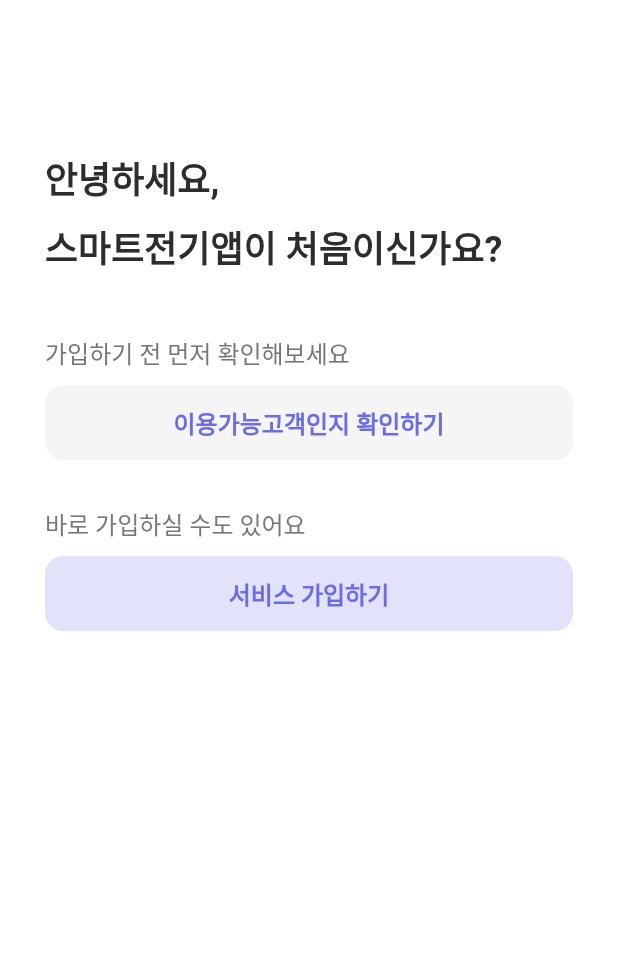
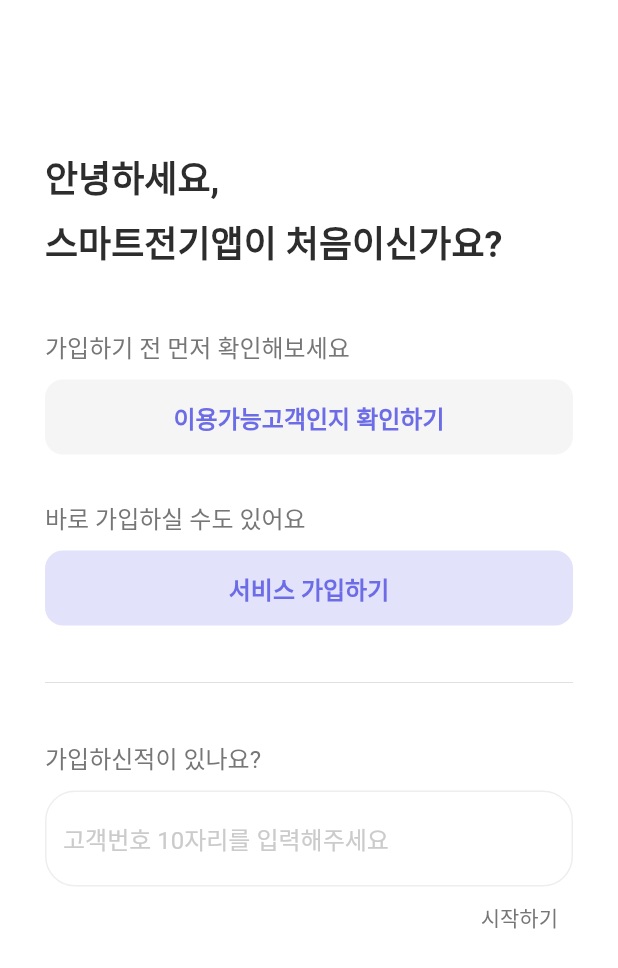
Before and after one commit to dodo849/SmartEletricAppFrontEnd, a Flutter app: the FirstAccess screen opened by its route, on a phone screen of 412 x 824 dp. Shown: the top 968 px of the screen. Run offline on Flutter 3.47's test engine with Material 2 defaults, Android fonts, the light colour scheme and no system bars; our stand-ins replace fl_chart, flutter_svg, get, lottie, shared_preferences; accounts and stored records are empty; Roboto replaces fonts that are missing (Pretendard).

Commit message:
[Feat] 이미 가입한 고객 번호 입력칸 생성
- FirstAccess 페이지에서 키보드 안나오는 이슈 발생

```diff
--- a/smart_electric_application/lib/src/presentation/view/atoms/UnderlineTextInput.dart
+++ b/smart_electric_application/lib/src/presentation/view/atoms/CustomTextInput.dart
@@ -1,13 +1,16 @@
 import 'package:flutter/material.dart';
 import 'package:get/get.dart';
 
+enum TextInputStyle { underline, bordered }
+
 /// label과 placeholder를 설정할 수  있는 컴포넌트
-class UnderlineTextInput extends StatelessWidget {
-  const UnderlineTextInput({
+class CustomTextInput extends StatelessWidget {
+  const CustomTextInput({
     Key? key,
     this.labelText,
     this.placeholder,
-    this.focusLineColor,
+    this.textInputStyle,
+    this.focusColor,
     this.textInputType,
     this.maxLength,
     this.isFocus,
@@ -17,7 +20,8 @@ class UnderlineTextInput extends StatelessWidget {
   // 부모 컴포넌트에게 값을 받을 클래스 변수 정의
   final String? labelText;
   final String? placeholder;
-  final Color? focusLineColor;
+  final TextInputStyle? textInputStyle;
+  final Color? focusColor;
   final TextInputType? textInputType;
   final int? maxLength;
   final bool? isFocus;
@@ -46,18 +50,41 @@ class UnderlineTextInput extends StatelessWidget {
   Widget getTextFieldIsPlaceholder(String? placeholder, BuildContext context,
       TextEditingController controller) {
     // 아웃라인 스타일 정의 (focus & enabled)
-    var focusBorderStyle = UnderlineInputBorder(
+    var focusBorderStyle;
+    var enabledBorderStyle;
+
+    switch (textInputStyle) {
+      case TextInputStyle.bordered:
+        focusBorderStyle = OutlineInputBorder(
           borderSide: BorderSide(
-          color: focusLineColor ?? context.theme.colorScheme.primary,
+              color: focusColor ?? context.theme.colorScheme.primary,
+              width: 1,
+              style: BorderStyle.solid),
+          borderRadius: BorderRadius.circular(20.0),
+        );
+        enabledBorderStyle = OutlineInputBorder(
+          borderSide: BorderSide(
+              color: context.theme.colorScheme.outline,
+              width: 1,
+              style: BorderStyle.solid),
+          borderRadius: BorderRadius.circular(20.0),
+        );
+        break;
+      case TextInputStyle.underline:
+        focusBorderStyle = UnderlineInputBorder(
+          borderSide: BorderSide(
+              color: focusColor ?? context.theme.colorScheme.primary,
               width: 2,
               style: BorderStyle.solid),
         );
-    var enabledBorderStyle = UnderlineInputBorder(
+        enabledBorderStyle = UnderlineInputBorder(
           borderSide: BorderSide(
               color: context.theme.colorScheme.outline,
               width: 2,
               style: BorderStyle.solid),
         );
+        break;
+    }
 
     // 입력 시 텍스트 스타일 정의
     var textStyle = TextStyle(color: context.theme.colorScheme.onBackground);
--- a/smart_electric_application/lib/src/presentation/view/page/first_access/EnterCustomerInfo.dart
+++ b/smart_electric_application/lib/src/presentation/view/page/first_access/EnterCustomerInfo.dart
@@ -22,12 +22,6 @@ class EnterCustomerInfo extends StatelessWidget {
       const EnterCustomerNumber(),
       const EnterCustomerName(),
     ];
-
-    // 본문 텍스트 스타일 정의
-    var bodyTextStyle = TextStyle(
-        color: context.theme.colorScheme.onSurfaceVariant,
-        fontSize: 16,
-        fontWeight: FontWeight.normal);
 
     // 테마 스타일
     var textTheme = context.theme.textTheme;
--- a/smart_electric_application/lib/src/presentation/view/page/first_access/FirstAccess.dart
+++ b/smart_electric_application/lib/src/presentation/view/page/first_access/FirstAccess.dart
@@ -1,7 +1,10 @@
 import 'package:flutter/material.dart';
 import 'package:flutter_svg/svg.dart';
 import 'package:get/get.dart';
+import 'package:smart_electric_application/src/presentation/view/atoms/CustomTextInput.dart';
 import 'package:smart_electric_application/src/presentation/view/atoms/RoundedButton.dart';
+import 'package:smart_electric_application/src/presentation/view/page/Home.dart';
+import 'package:smart_electric_application/src/presentation/view/page/RootScaffold.dart';
 import 'package:smart_electric_application/src/presentation/view/page/first_access/EnterCustomerInfo.dart';
 
 class FirstAccess extends StatelessWidget {
@@ -9,24 +12,28 @@ class FirstAccess extends StatelessWidget {
 
   @override
   Widget build(BuildContext context) {
-
     var textTheme = context.theme.textTheme;
     var colorTheme = context.theme.colorScheme;
 
-    return Scaffold(
-
+    return GestureDetector(
+      onTap: () {
+        // 키보드 외부 터치 시 키보드 내림
+        FocusScope.of(context).unfocus();
+      },
+      child: Scaffold(
         body: Container(
             padding: EdgeInsets.symmetric(horizontal: 30),
             decoration: BoxDecoration(
               color: context.theme.colorScheme.background,
             ),
+            child: SingleChildScrollView(
               child: Column(
                 crossAxisAlignment: CrossAxisAlignment.start,
                 mainAxisAlignment: MainAxisAlignment.start,
                 children: [
-              Spacer(flex: 1),
+                  SizedBox(height: 100),
                   Text("안녕하세요,", style: textTheme.headline1),
-              SizedBox(height: 10),
+                  SizedBox(height: 7),
                   Text("스마트전기앱이 처음이신가요?", style: textTheme.headline1),
                   SizedBox(height: 40),
                   Text("가입하기 전 먼저 확인해보세요", style: textTheme.bodyText1),
@@ -37,7 +44,8 @@ class FirstAccess extends StatelessWidget {
                       textColor: colorTheme.secondaryContainer,
                       size: ButtonSize.large,
                       action: () {
-                    Get.to(() =>EnterCustomerInfo(), transition: Transition.rightToLeftWithFade);
+                        Get.to(() => EnterCustomerInfo(),
+                            transition: Transition.rightToLeftWithFade);
                       }),
                   SizedBox(height: 30),
                   Text("바로 가입하실 수도 있어요", style: textTheme.bodyText1),
@@ -48,9 +56,30 @@ class FirstAccess extends StatelessWidget {
                       textColor: colorTheme.secondaryContainer,
                       size: ButtonSize.large,
                       action: () {}),
-              Spacer(flex: 4)
+                  SizedBox(height: 30),
+                  Divider(),
+                  SizedBox(height: 30),
+                  Text("가입하신적이 있나요?", style: textTheme.bodyText1),
+                  SizedBox(height: 10),
+                  CustomTextInput(
+                      placeholder: "고객번호 10자리를 입력해주세요",
+                      textInputStyle: TextInputStyle.bordered,
+                      focusColor: colorTheme.secondaryContainer,
+                      onChanged: () {}),
+                  SizedBox(height: 10),
+                  Row(
+                    children: [
+                      Spacer(),
+                      GestureDetector(
+                          onTap: () => Get.back(),
+                          child: Text("시작하기", style: TextStyle(color: colorTheme.onSurface),)),
+                      SizedBox(width: 10),
                     ],
+                  ),
+                ],
+              ),
             )),
+      ),
     );
   }
 }
```
Also changed, not shown: smart_electric_application/lib/src/presentation/view/module/first_access/EnterCustomerName.dart (+4 -3 lines), smart_electric_application/lib/src/presentation/view/module/first_access/EnterCustomerNumber.dart (+6 -5 lines). Lines whose indentation alone changed are shown as unchanged.
